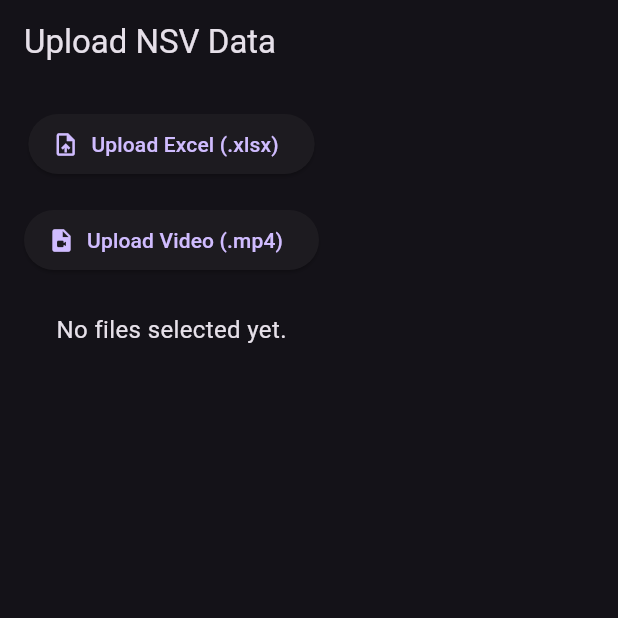
After one commit to Arpitojha1/RoadEye, a Flutter app: the UploadScreen screen opened directly, on a phone screen of 412 x 824 dp, the top half of it. The commit adds this screen. Run offline on Flutter 3.47's test engine with Material 3 defaults, Android fonts, the phone set to English and light mode, and no system bars; our stand-ins replace file_picker, flutter_map, latlong2, video_player; missing offline and left inert: excel.

Commit message:
added video and upload section in the app

```diff
--- a/lib/main.dart
+++ b/lib/main.dart
@@ -1,7 +1,8 @@
 import 'package:flutter/material.dart';
 import 'screens/map_screen.dart';
 import 'screens/dashboard_screen.dart';
-
+import 'screens/video_screen.dart';
+import 'screens/upload_screen.dart';
 void main() => runApp(RoadEyeApp());
 
 class RoadEyeApp extends StatelessWidget {
@@ -11,19 +12,23 @@ class RoadEyeApp extends StatelessWidget {
       title: 'RoadEye',
       theme: ThemeData.dark(),
       home: DefaultTabController(
-        length: 2,
+        length: 4, //changed from 2 to 4
         child: Scaffold(
           appBar: AppBar(
             title: Text('RoadEye'),
             bottom: TabBar(tabs: [
               Tab(icon: Icon(Icons.map), text: "Map"),
               Tab(icon: Icon(Icons.analytics), text: "Dashboard"),
+              Tab(icon: Icon(Icons.video_library), text: "Video"),
+              Tab(icon: Icon(Icons.upload), text: "Upload"),
             ]),
           ),
           body: TabBarView(
             children: [
               MapScreen(),
               DashboardScreen(),
+              VideoScreen(),
+              UploadScreen(),
             ],
           ),
         ),
--- /dev/null
+++ b/lib/screens/upload_screen.dart
@@ -0,0 +1,68 @@
+import 'dart:io';
+import 'package:flutter/material.dart';
+import 'package:file_picker/file_picker.dart';
+
+class UploadScreen extends StatefulWidget {
+  @override
+  _UploadScreenState createState() => _UploadScreenState();
+}
+
+class _UploadScreenState extends State<UploadScreen> {
+  File? excelFile;
+  File? videoFile;
+  String status = "No files selected yet.";
+
+  Future<void> pickExcelFile() async {
+    final result = await FilePicker.platform.pickFiles(
+      type: FileType.custom,
+      allowedExtensions: ['xlsx'],
+    );
+
+    if (result != null && result.files.single.path != null) {
+      setState(() {
+        excelFile = File(result.files.single.path!);
+        status = "Excel selected: ${result.files.single.name}";
+      });
+    }
+  }
+
+  Future<void> pickVideoFile() async {
+    final result = await FilePicker.platform.pickFiles(
+      type: FileType.video,
+    );
+
+    if (result != null && result.files.single.path != null) {
+      setState(() {
+        videoFile = File(result.files.single.path!);
+        status = "Video selected: ${result.files.single.name}";
+      });
+    }
+  }
+
+  @override
+  Widget build(BuildContext context) {
+    return Scaffold(
+      appBar: AppBar(title: Text("Upload NSV Data")),
+      body: Padding(
+        padding: const EdgeInsets.all(16.0),
+        child: Column(
+          children: [
+            ElevatedButton.icon(
+              onPressed: pickExcelFile,
+              icon: Icon(Icons.upload_file),
+              label: Text("Upload Excel (.xlsx)"),
+            ),
+            SizedBox(height: 16),
+            ElevatedButton.icon(
+              onPressed: pickVideoFile,
+              icon: Icon(Icons.video_file),
+              label: Text("Upload Video (.mp4)"),
+            ),
+            SizedBox(height: 24),
+            Text(status, style: TextStyle(fontSize: 16)),
+          ],
+        ),
+      ),
+    );
+  }
+}
--- a/lib/services/dummy_loader.dart
+++ b/lib/services/dummy_loader.dart
@@ -5,7 +5,7 @@ class DummyLoader {
   static List<DistressData> load() {
     return [
       DistressData(
-        roughness: 1800,
+        roughness: 2000,
         rutting: 4.5,
         cracking: 0.3,
         location: LatLng(26.3456, 76.2487),
--- a/lib/widgets/severity_tile.dart
+++ b/lib/widgets/severity_tile.dart
@@ -4,7 +4,7 @@ import '../utils/severity_colors.dart';
 
 class SeverityTile extends StatelessWidget {
   final DistressData data;
-  const SeverityTile(this.data);
+  const SeverityTile(this.data, {super.key});
 
   @override
   Widget build(BuildContext context) {
--- a/pubspec.yaml
+++ b/pubspec.yaml
@@ -11,6 +11,7 @@ environment:
 dependencies:
   flutter:
     sdk: flutter  # Core Flutter SDK
+  file_picker: ^6.1.1
 
   # 🌍 Map and location handling
   flutter_map: ^6.1.0       # OpenStreetMap rendering
@@ -46,6 +47,7 @@ flutter:
 
   assets:
     - assets/data/nsv_report.xlsx
+    - assets/videos/nsv_sample.mp4
 
   # To add assets to your application, add an assets section, like this:
   # assets:
```
Also changed, not shown: lib/screens/video_screen.dart (+67 -0 lines), lib/services/excel_parser.dart (added, +34 -0 lines), pubspec.lock, 1 other file.
